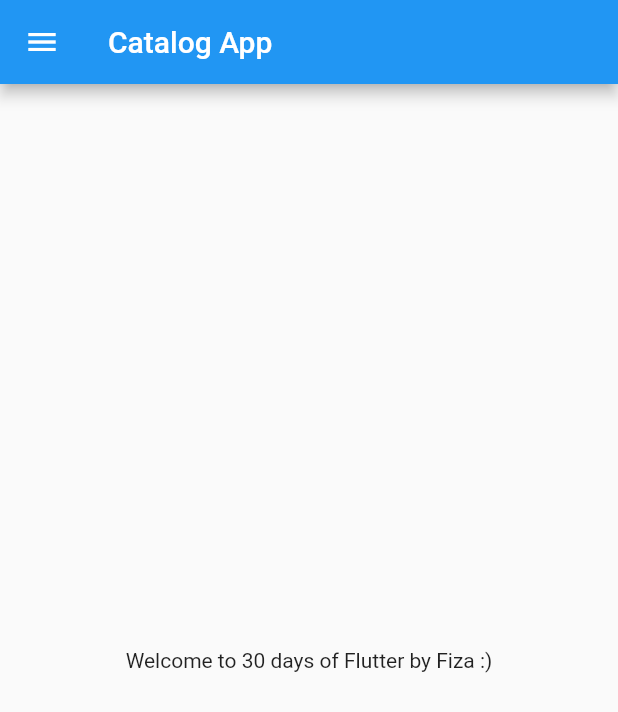
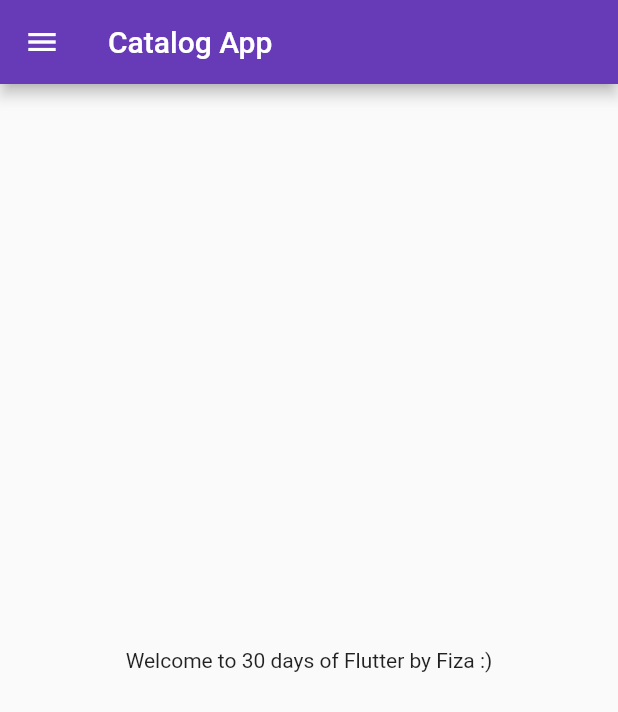
Before and after one commit to fiza-h/30-Days-of-Flutter, a Flutter app: the screen it shows after launch, on a phone screen of 412 x 824 dp. Shown: the top 712 px of the screen. Run offline on Flutter 3.47's test engine with Material 2 defaults, Android fonts, the phone set to English and light mode, and no system bars.

Commit message:
day 3 completed

```diff
--- a/lib/main.dart
+++ b/lib/main.dart
@@ -1,5 +1,6 @@
 import 'package:flutter/material.dart';
-import 'home_page.dart';
+import 'pages/login_page.dart';
+import 'pages/home_page.dart';
 
 void main() {
   runApp(MyApp());
@@ -11,7 +12,15 @@ class MyApp extends StatelessWidget {
   @override
   Widget build(BuildContext context) {
     return MaterialApp(
-      home: HomePage(),
+      themeMode: ThemeMode.light,
+      theme: ThemeData(primarySwatch: Colors.deepPurple),
+      darkTheme: ThemeData(brightness: Brightness.dark),
+      initialRoute: "/home",
+      routes: {
+        "/": (context) => LogInPage(),
+        "/home": (context) => HomePage(),
+        "/login": (context) => LogInPage()
+      },
     );
   }
 }
--- a/lib/home_page.dart
+++ b/lib/pages/home_page.dart
@@ -12,7 +12,7 @@ class HomePage extends StatelessWidget {
     return Scaffold(
       appBar: AppBar(
         title: Text("Catalog App"),
-      ), //head
+      ),
       body: Center(
         child: Container(
           child: Text("Welcome to $days days of Flutter by $name"),
```
Also changed, not shown: lib/pages/login_page.dart (added, +17 -0 lines).
